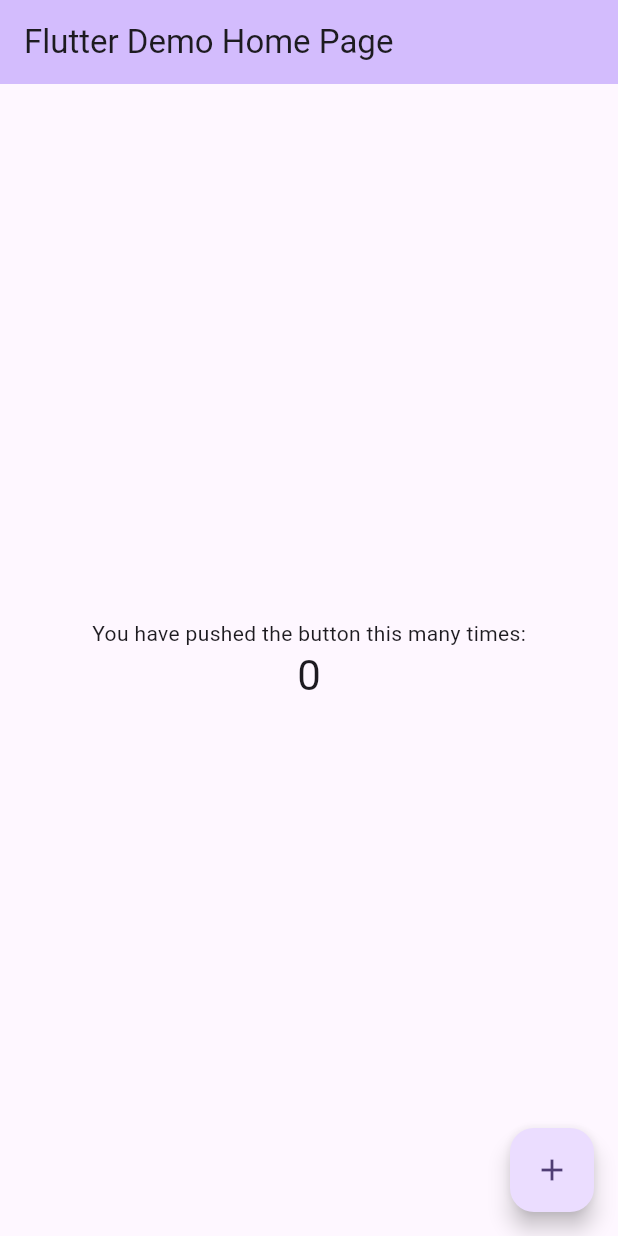
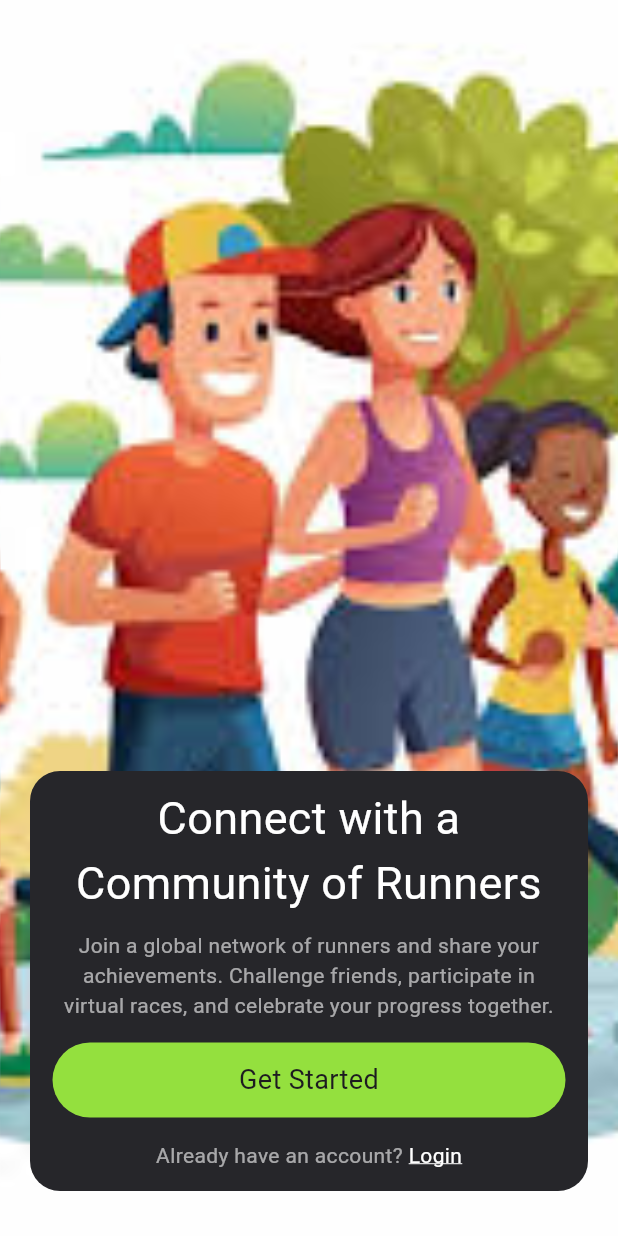
Before and after one commit to tuongkhtn/runmate, a Flutter app: the screen it shows after launch, on a phone screen of 412 x 824 dp. Run offline on Flutter 3.47's test engine with Material 3 defaults, Android fonts, the phone set to English and light mode, and no system bars.

Commit message:
Get started screen

```diff
--- a/lib/main.dart
+++ b/lib/main.dart
@@ -1,133 +1,22 @@
+import 'screens/get_started_screen.dart';
 import 'package:flutter/material.dart';
-import 'package:firebase_core/firebase_core.dart';
 
-void main() async {
-  WidgetsFlutterBinding.ensureInitialized();
-  try {
-    await Firebase.initializeApp();
-    print("Firebase connected successfully!");
-  } catch (e) {
-    print("Failed to connect Firebase: $e");
-  }
+void main() {
   runApp(const MyApp());
 }
 
 class MyApp extends StatelessWidget {
   const MyApp({super.key});
 
-  // This widget is the root of your application.
   @override
   Widget build(BuildContext context) {
     return MaterialApp(
-      title: 'Flutter Demo',
-      theme: ThemeData(
-        // This is the theme of your application.
-        //
-        // TRY THIS: Try running your application with "flutter run". You'll see
-        // the application has a purple toolbar. Then, without quitting the app,
-        // try changing the seedColor in the colorScheme below to Colors.green
-        // and then invoke "hot reload" (save your changes or press the "hot
-        // reload" button in a Flutter-supported IDE, or press "r" if you used
-        // the command line to start the app).
-        //
-        // Notice that the counter didn't reset back to zero; the application
-        // state is not lost during the reload. To reset the state, use hot
-        // restart instead.
-        //
-        // This works for code too, not just values: Most code changes can be
-        // tested with just a hot reload.
-        colorScheme: ColorScheme.fromSeed(seedColor: Colors.deepPurple),
-        useMaterial3: true,
-      ),
-      home: const MyHomePage(title: 'Flutter Demo Home Page'),
+      debugShowCheckedModeBanner: false,
+      title: "Runmate",
+      routes: {
+        '/': (context) => const GetStartedScreen(),
+      },
+      initialRoute: '/',
     );
   }
 }
-
-class MyHomePage extends StatefulWidget {
-  const MyHomePage({super.key, required this.title});
-
-  // This widget is the home page of your application. It is stateful, meaning
-  // that it has a State object (defined below) that contains fields that affect
-  // how it looks.
-
-  // This class is the configuration for the state. It holds the values (in this
-  // case the title) provided by the parent (in this case the App widget) and
-  // used by the build method of the State. Fields in a Widget subclass are
-  // always marked "final".
-
-  final String title;
-
-  @override
-  State<MyHomePage> createState() => _MyHomePageState();
-}
-
-class _MyHomePageState extends State<MyHomePage> {
-  int _counter = 0;
-
-  void _incrementCounter() {
-    setState(() {
-      // This call to setState tells the Flutter framework that something has
-      // changed in this State, which causes it to rerun the build method below
-      // so that the display can reflect the updated values. If we changed
-      // _counter without calling setState(), then the build method would not be
-      // called again, and so nothing would appear to happen.
-      _counter++;
-    });
-  }
-
-  @override
-  Widget build(BuildContext context) {
-    // This method is rerun every time setState is called, for instance as done
-    // by the _incrementCounter method above.
-    //
-    // The Flutter framework has been optimized to make rerunning build methods
-    // fast, so that you can just rebuild anything that needs updating rather
-    // than having to individually change instances of widgets.
-    return Scaffold(
-      appBar: AppBar(
-        // TRY THIS: Try changing the color here to a specific color (to
-        // Colors.amber, perhaps?) and trigger a hot reload to see the AppBar
-        // change color while the other colors stay the same.
-        backgroundColor: Theme.of(context).colorScheme.inversePrimary,
-        // Here we take the value from the MyHomePage object that was created by
-        // the App.build method, and use it to set our appbar title.
-        title: Text(widget.title),
-      ),
-      body: Center(
-        // Center is a layout widget. It takes a single child and positions it
-        // in the middle of the parent.
-        child: Column(
-          // Column is also a layout widget. It takes a list of children and
-          // arranges them vertically. By default, it sizes itself to fit its
-          // children horizontally, and tries to be as tall as its parent.
-          //
-          // Column has various properties to control how it sizes itself and
-          // how it positions its children. Here we use mainAxisAlignment to
-          // center the children vertically; the main axis here is the vertical
-          // axis because Columns are vertical (the cross axis would be
-          // horizontal).
-          //
-          // TRY THIS: Invoke "debug painting" (choose the "Toggle Debug Paint"
-          // action in the IDE, or press "p" in the console), to see the
-          // wireframe for each widget.
-          mainAxisAlignment: MainAxisAlignment.center,
-          children: <Widget>[
-            const Text(
-              'You have pushed the button this many times:',
-            ),
-            Text(
-              '$_counter',
-              style: Theme.of(context).textTheme.headlineMedium,
-            ),
-          ],
-        ),
-      ),
-      floatingActionButton: FloatingActionButton(
-        onPressed: _incrementCounter,
-        tooltip: 'Increment',
-        child: const Icon(Icons.add),
-      ), // This trailing comma makes auto-formatting nicer for build methods.
-    );
-  }
-}
--- /dev/null
+++ b/lib/screens/get_started_screen.dart
@@ -0,0 +1,28 @@
+import "package:flutter/material.dart";
+import "../widgets/runner_overlay.dart";
+
+class GetStartedScreen extends StatelessWidget {
+  const GetStartedScreen({super.key});
+
+  @override
+  Widget build(BuildContext context) {
+    return Scaffold(
+        body: Stack(
+          children: [
+            Positioned.fill(
+              child: Image.asset(
+                'assets/images/background.jpg',
+                fit: BoxFit.cover,
+              ),
+            ),
+            const Positioned(
+              left: 20,
+              right: 20,
+              bottom: 30,
+              child: RunnerOverlay(),
+            ),
+          ],
+        )
+    );
+  }
+}
--- /dev/null
+++ b/lib/utils/constants.dart
@@ -0,0 +1,4 @@
+import "package:flutter/material.dart";
+
+const kPrimaryColor = Color(0xFF94e03e);
+const kSecondaryColor = Color(0xFF26262a);
--- a/lib/widgets/keep.dart
+++ /dev/null
@@ -1 +0,0 @@
-const keep = 'keep';
--- /dev/null
+++ b/lib/widgets/runner_overlay.dart
@@ -0,0 +1,83 @@
+import "package:flutter/material.dart";
+import "../utils/constants.dart";
+
+class RunnerOverlay extends StatelessWidget {
+  const RunnerOverlay({super.key});
+
+  @override
+  Widget build(BuildContext context) {
+    return Container(
+        height: 280,
+        decoration: BoxDecoration(
+          color: kSecondaryColor,
+          borderRadius: BorderRadius.circular(20),
+        ),
+        child: Padding(
+            padding: const EdgeInsets.only(top: 10, left: 15, right: 15),
+            child: Column(
+              crossAxisAlignment: CrossAxisAlignment.center,
+              children: [
+                const Text(
+                  "Connect with a Community of Runners",
+                  textAlign: TextAlign.center,
+                  style: TextStyle(
+                    color: Colors.white,
+                    fontSize: 30,
+                  ),
+                ),
+
+                const SizedBox(height: 10),
+
+                Text(
+                    'Join a global network of runners and share your achievements. Challenge friends, participate in virtual races, and celebrate your progress together.',
+                    textAlign: TextAlign.center,
+                    style: TextStyle(
+                      color: Colors.white.withOpacity(0.6),
+                    )
+                ),
+
+                const SizedBox(height: 15,),
+
+                Container(
+                    width: double.infinity,
+                    height: 50,
+                    decoration: BoxDecoration(
+                      color: kPrimaryColor,
+                      borderRadius: BorderRadius.circular(40),
+                    ),
+                    alignment: Alignment.center,
+                    child: const Text(
+                        'Get Started',
+                        textAlign: TextAlign.center,
+                        style: TextStyle(
+                          fontSize: 18,
+                        )
+                    )
+                ),
+
+                const SizedBox(height: 15),
+
+                Text.rich(
+                    TextSpan(
+                        text: 'Already have an account? ',
+                        style: TextStyle(
+                          color: Colors.white.withOpacity(0.6),
+                        ),
+                        children: const [
+                          TextSpan(
+                              text: 'Login',
+                              style: TextStyle(
+                                color: Colors.white,
+                                decoration: TextDecoration.underline,
+                                decorationColor: Colors.white,
+                              )
+                          )
+                        ]
+                    )
+                )
+              ],
+            )
+        )
+    );
+  }
+}
--- a/pubspec.yaml
+++ b/pubspec.yaml
@@ -60,9 +60,8 @@ flutter:
   uses-material-design: true
 
   # To add assets to your application, add an assets section, like this:
-  # assets:
-  #   - images/a_dot_burr.jpeg
-  #   - images/a_dot_ham.jpeg
+  assets:
+    - assets/images/background.jpg
 
   # An image asset can refer to one or more resolution-specific "variants", see
   # https://flutter.dev/to/resolution-aware-images
```
Also changed, not shown: assets/images/background.jpg (added), lib/screens/keep.dart (deleted), lib/utils/keep.dart (deleted).
